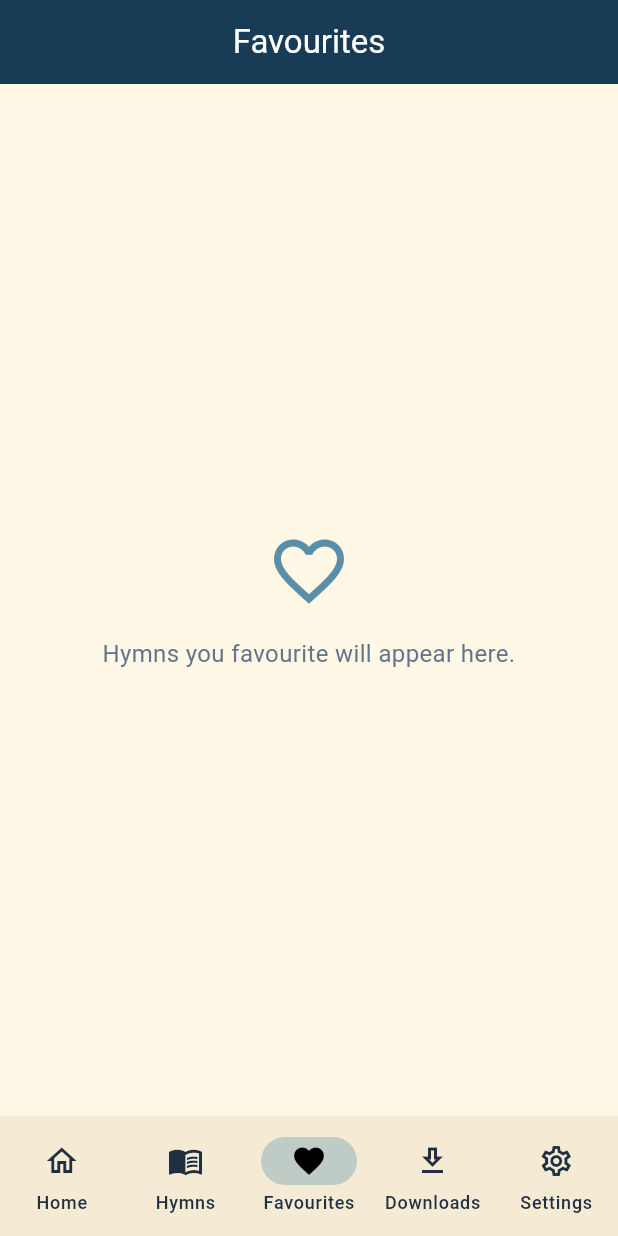
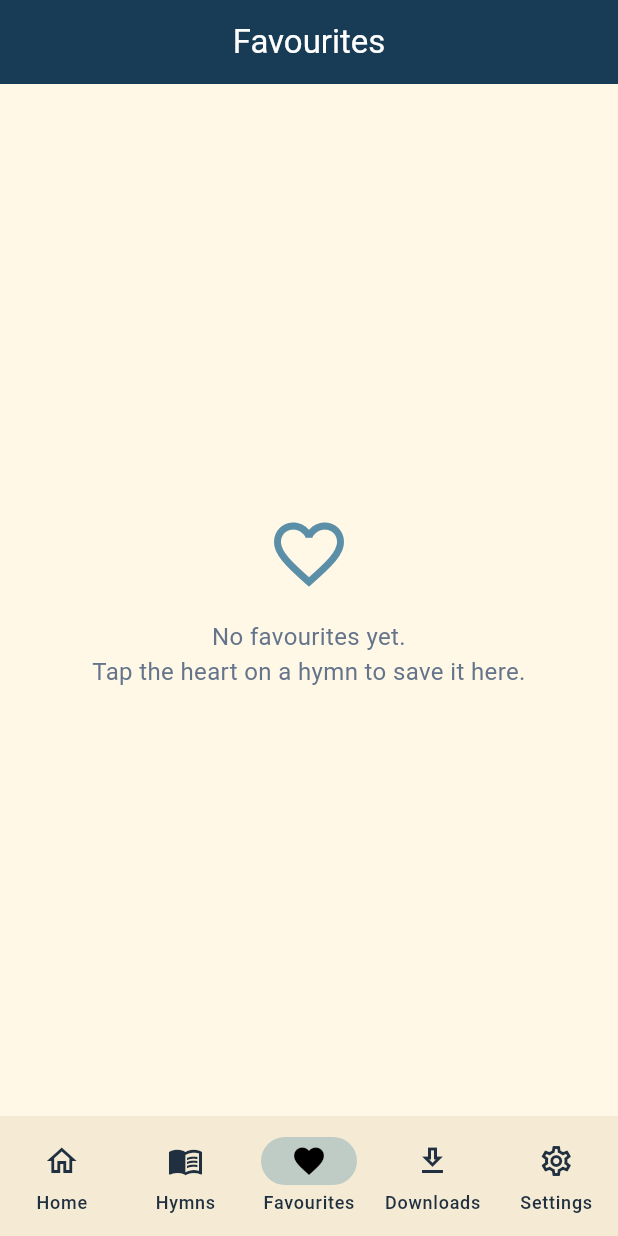
Before and after one commit to spearKNIGHTakis/hymnora, a Flutter app: the screen it shows after launch, item 3 of the bottom bar chosen, on a phone screen of 412 x 824 dp. Run offline on Flutter 3.47's test engine with Material 3 defaults, Android fonts, the phone set to English and light mode, and no system bars; our stand-ins replace just_audio, shared_preferences, supabase_flutter; accounts and stored records are empty.

Commit message:
Add favourites

```diff
--- a/lib/main.dart
+++ b/lib/main.dart
@@ -2,30 +2,38 @@ import 'package:flutter/material.dart';
 import 'package:supabase_flutter/supabase_flutter.dart';
 import 'config/app_config.dart';
 import 'screens/app_shell.dart';
+import 'services/favourites_scope.dart';
+import 'services/favourites_store.dart';
 import 'theme/app_theme.dart';
 
 Future<void> main() async {
   WidgetsFlutterBinding.ensureInitialized();
 
   if (AppConfig.isConfigured) {
-       await Supabase.initialize(
+    await Supabase.initialize(
       url: AppConfig.supabaseUrl,
       publishableKey: AppConfig.supabaseAnonKey,
     );
   }
 
-  runApp(const HymnoraApp());
+  final favourites = await FavouritesStore.load();
+  runApp(HymnoraApp(favourites: favourites));
 }
 
 class HymnoraApp extends StatelessWidget {
-  const HymnoraApp({super.key});
+  const HymnoraApp({super.key, required this.favourites});
+
+  final FavouritesStore favourites;
 
   @override
   Widget build(BuildContext context) {
-    return MaterialApp(
-      title: 'PCG Hymns',
-      theme: AppTheme.light,
-      home: const AppShell(),
+    return FavouritesScope(
+      store: favourites,
+      child: MaterialApp(
+        title: 'PCG Hymns',
+        theme: AppTheme.light,
+        home: const AppShell(),
+      ),
     );
   }
 }
--- a/lib/screens/app_shell.dart
+++ b/lib/screens/app_shell.dart
@@ -1,4 +1,5 @@
 import 'package:flutter/material.dart';
+import 'favourites_screen.dart';
 import 'home_screen.dart';
 import 'hymn_library_screen.dart';
 import 'placeholder_screen.dart';
@@ -22,11 +23,7 @@ class _AppShellState extends State<AppShell> {
     final pages = <Widget>[
       HomeScreen(onOpenLibrary: () => _goTo(1)),
       const HymnLibraryScreen(),
-      const PlaceholderScreen(
-        title: 'Favourites',
-        icon: Icons.favorite_border,
-        message: 'Hymns you favourite will appear here.',
-      ),
+      const FavouritesScreen(),
       const PlaceholderScreen(
         title: 'Downloads',
         icon: Icons.download_outlined,
--- /dev/null
+++ b/lib/screens/favourites_screen.dart
@@ -0,0 +1,123 @@
+import 'package:flutter/foundation.dart';
+import 'package:flutter/material.dart';
+import 'package:supabase_flutter/supabase_flutter.dart';
+import '../config/app_config.dart';
+import '../models/hymn.dart';
+import '../repositories/hymn_repository.dart';
+import '../services/favourites_scope.dart';
+import '../theme/app_theme.dart';
+import '../widgets/error_view.dart';
+import '../widgets/loading_view.dart';
+import 'hymn_details_screen.dart';
+
+class FavouritesScreen extends StatefulWidget {
+  const FavouritesScreen({super.key});
+
+  @override
+  State<FavouritesScreen> createState() => _FavouritesScreenState();
+}
+
+class _FavouritesScreenState extends State<FavouritesScreen> {
+  List<String>? _ids;
+  Future<List<Hymn>> _hymns = Future.value(const <Hymn>[]);
+
+  /// Runs when the screen first appears and whenever favourites change,
+  /// so we only fetch again when the list is actually different.
+  @override
+  void didChangeDependencies() {
+    super.didChangeDependencies();
+    final ids = FavouritesScope.of(context).ids;
+    if (!listEquals(ids, _ids)) {
+      _ids = ids;
+      _hymns = _load(ids);
+    }
+  }
+
+  Future<List<Hymn>> _load(List<String> ids) async {
+    if (ids.isEmpty) return const <Hymn>[];
+    if (!AppConfig.isConfigured) {
+      throw StateError('not-configured');
+    }
+    return HymnRepository(Supabase.instance.client).fetchHymnsByIds(ids);
+  }
+
+  void _retry() {
+    setState(() => _hymns = _load(_ids ?? const []));
+  }
+
+  @override
+  Widget build(BuildContext context) {
+    return Scaffold(
+      appBar: AppBar(title: const Text('Favourites')),
+      body: FutureBuilder<List<Hymn>>(
+        future: _hymns,
+        builder: (context, snapshot) {
+          if (snapshot.connectionState != ConnectionState.done) {
+            return const LoadingView(message: 'Loading favourites…');
+          }
+          if (snapshot.hasError) {
+            return ErrorView(
+              message:
+                  'Could not load your favourites. Check your connection and try again.',
+              onRetry: _retry,
+            );
+          }
+          final hymns = snapshot.data ?? const <Hymn>[];
+          if (hymns.isEmpty) {
+            return const Center(
+              child: Padding(
+                padding: EdgeInsets.all(32),
+                child: Column(
+                  mainAxisSize: MainAxisSize.min,
+                  children: [
+                    Icon(Icons.favorite_border, size: 56, color: AppColors.accent),
+                    SizedBox(height: 16),
+                    Text(
+                      'No favourites yet.\nTap the heart on a hymn to save it here.',
+                      textAlign: TextAlign.center,
+                      style: TextStyle(color: AppColors.textSoft, fontSize: 16),
+                    ),
+                  ],
+                ),
+              ),
+            );
+          }
+          return ListView.separated(
+            padding: const EdgeInsets.all(16),
+            itemCount: hymns.length,
+            separatorBuilder: (_, _) => const SizedBox(height: 8),
+            itemBuilder: (context, i) {
+              final hymn = hymns[i];
+              return Card(
+                child: ListTile(
+                  minVerticalPadding: 12,
+                  onTap: () => Navigator.of(context).push(
+                    MaterialPageRoute(
+                      builder: (_) => HymnDetailsScreen(hymn: hymn),
+                    ),
+                  ),
+                  leading: CircleAvatar(
+                    backgroundColor: AppColors.navy,
+                    foregroundColor: Colors.white,
+                    child: Text(
+                      hymn.number,
+                      style: const TextStyle(
+                          fontSize: 12, fontWeight: FontWeight.bold),
+                    ),
+                  ),
+                  title: Text(
+                    hymn.title,
+                    style: const TextStyle(
+                        fontWeight: FontWeight.w600, color: AppColors.text),
+                  ),
+                  subtitle: Text(hymn.language),
+                  trailing: const Icon(Icons.chevron_right),
+                ),
+              );
+            },
+          );
+        },
+      ),
+    );
+  }
+}
--- a/lib/screens/hymn_details_screen.dart
+++ b/lib/screens/hymn_details_screen.dart
@@ -8,6 +8,7 @@ import '../services/audio_service.dart';
 import '../theme/app_theme.dart';
 import '../widgets/error_view.dart';
 import '../widgets/loading_view.dart';
+import '../services/favourites_scope.dart';
 
 class HymnDetailsScreen extends StatefulWidget {
   const HymnDetailsScreen({super.key, required this.hymn});
@@ -42,9 +43,21 @@ class _HymnDetailsScreenState extends State<HymnDetailsScreen> {
 
   @override
   Widget build(BuildContext context) {
-    final hymn = widget.hymn;
+        final hymn = widget.hymn;
+    final favourites = FavouritesScope.of(context);
+    final isFavourite = favourites.isFavourite(hymn.id);
     return Scaffold(
-      appBar: AppBar(title: Text(hymn.number)),
+      appBar: AppBar(
+        title: Text(hymn.number),
+        actions: [
+          IconButton(
+            tooltip:
+                isFavourite ? 'Remove from favourites' : 'Add to favourites',
+            icon: Icon(isFavourite ? Icons.favorite : Icons.favorite_border),
+            onPressed: () => favourites.toggle(hymn.id),
+          ),
+        ],
+      ),
       body: Column(
         children: [
           Expanded(
--- /dev/null
+++ b/lib/services/favourites_scope.dart
@@ -0,0 +1,19 @@
+import 'package:flutter/widgets.dart';
+import 'favourites_store.dart';
+
+/// Makes the one FavouritesStore available to any widget below it,
+/// and rebuilds those widgets whenever favourites change.
+class FavouritesScope extends InheritedNotifier<FavouritesStore> {
+  const FavouritesScope({
+    super.key,
+    required FavouritesStore store,
+    required super.child,
+  }) : super(notifier: store);
+
+  static FavouritesStore of(BuildContext context) {
+    final scope =
+        context.dependOnInheritedWidgetOfExactType<FavouritesScope>();
+    assert(scope != null, 'FavouritesScope is missing above this widget');
+    return scope!.notifier!;
+  }
+}
```
Also changed, not shown: lib/repositories/hymn_repository.dart (+11 -0 lines), 1 other file.
